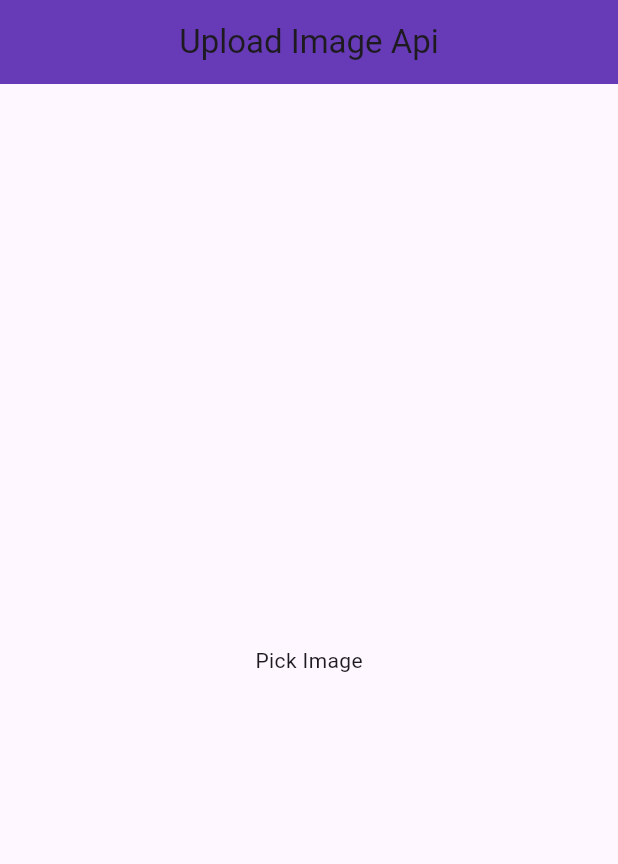
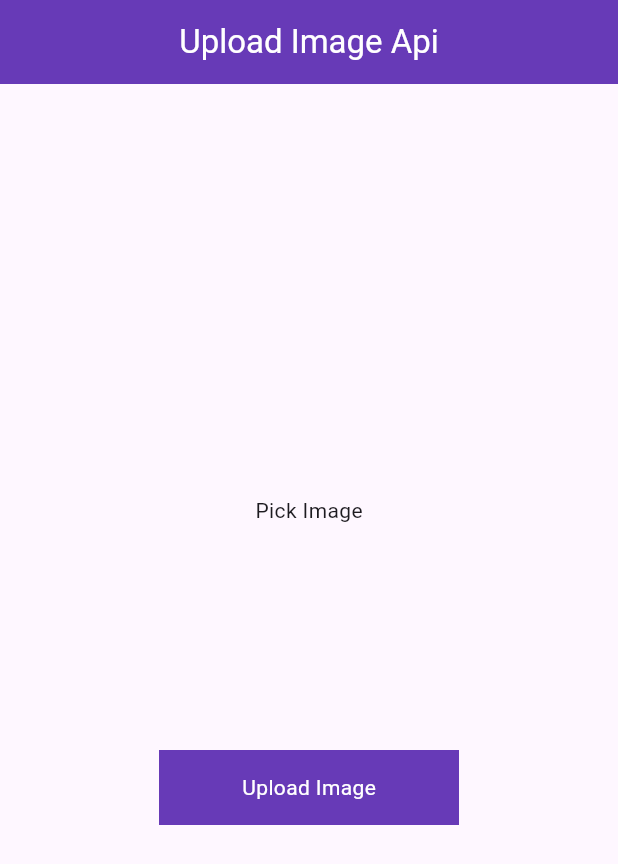
Before and after one commit to ahmedkaimkhani/Practice-Of-Api, a Flutter app: the screen it shows after launch, on a phone screen of 412 x 824 dp. Shown: the top 864 px of the screen. Run offline on Flutter 3.47's test engine with Material 3 defaults, Android fonts, the light colour scheme and no system bars; drawn by our look-alikes of modal_progress_hud_nsn; our stand-ins replace image_picker.

Commit message:
Upload Image Api

```diff
--- a/lib/yt rest api/upload_image.dart
+++ b/lib/yt rest api/upload_image.dart
@@ -2,6 +2,8 @@
 
 import 'package:flutter/material.dart';
 import 'package:image_picker/image_picker.dart';
+import 'package:http/http.dart' as http;
+import 'package:modal_progress_hud_nsn/modal_progress_hud_nsn.dart';
 
 class UploadImageApi extends StatefulWidget {
   const UploadImageApi({super.key});
@@ -27,13 +29,51 @@
     }
   }
 
+  Future<void> uploadImage() async {
+    setState(() {
+      showSpinner = true;
+    });
+
+    var stream = http.ByteStream(image!.openRead());
+    stream.cast();
+
+    var length = await image!.length();
+
+    var url = Uri.parse('https://fakestoreapi.com/products');
+
+    var request = http.MultipartRequest('POST', url);
+
+    request.fields['title'] = 'Static title';
+
+    var multiPort = http.MultipartFile('image', stream, length);
+    request.files.add(multiPort);
+    var response = await request.send();
+
+    if (response.statusCode == 200) {
+      print('Image uploaded');
+      setState(() {
+        showSpinner = false;
+      });
+    } else {
+      print('failed');
+      setState(() {
+        showSpinner = false;
+      });
+    }
+  }
+
   @override
   Widget build(BuildContext context) {
-    return Scaffold(
+    return ModalProgressHUD(
+      inAsyncCall: showSpinner,
+      child: Scaffold(
         appBar: AppBar(
           centerTitle: true,
           backgroundColor: Colors.deepPurple,
-        title: const Text('Upload Image Api'),
+          title: const Text(
+            'Upload Image Api',
+            style: TextStyle(color: Colors.white),
+          ),
         ),
         body: Column(
           mainAxisAlignment: MainAxisAlignment.center,
@@ -59,7 +99,26 @@
                           ),
                         )),
             ),
+            const SizedBox(
+              height: 150,
+            ),
+            GestureDetector(
+              onTap: () {
+                uploadImage();
+              },
+              child: Container(
+                height: 50,
+                width: 200,
+                color: Colors.deepPurple,
+                child: const Center(
+                    child: Text(
+                  'Upload Image',
+                  style: TextStyle(color: Colors.white),
+                )),
+              ),
+            )
           ],
+        ),
       ),
     );
   }
```
Also changed, not shown: 1 other file. Lines whose indentation alone changed are shown as unchanged.
